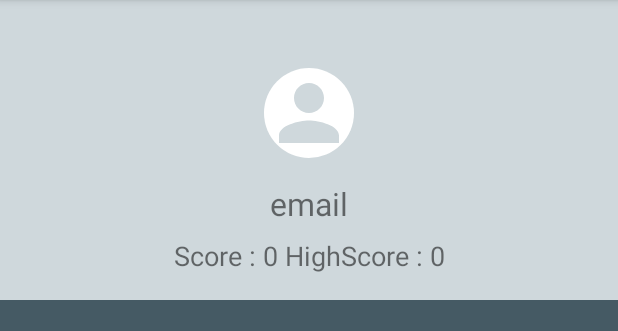
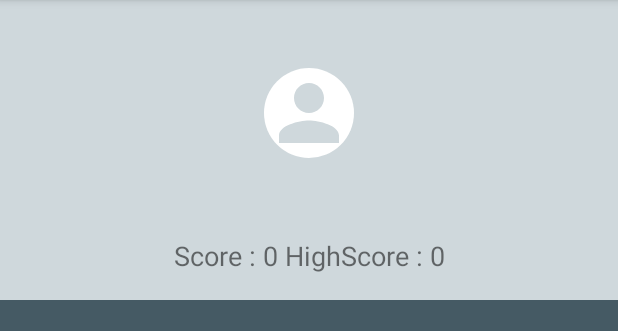
Before and after one commit to okanSerdaroglu/CardMatchingGame, an Android app: the MainFragment screen opened through its navigation route, on a phone screen of 412 x 824 dp, the part 84-415 px from its top. Run offline under Robolectric (Android 15) with nearby library versions, the phone set to English and light mode, and no system bars; our stand-ins replace Firebase (no records; nobody signed in at launch, a user with empty details on screens opened directly), data binding; libraries missing offline, so code that uses them is left out: androidx.navigation, androidx.navigation.fragment; 3 statements that could not run were skipped.

Commit message:
Login and register completed

```diff
--- a/app/build.gradle
+++ b/app/build.gradle
@@ -1,11 +1,9 @@
 apply plugin: 'com.android.application'
-
 apply plugin: 'kotlin-android'
-
 apply plugin: 'kotlin-android-extensions'
-
 apply plugin: "kotlin-kapt"
 apply plugin: 'com.google.gms.google-services'
+apply plugin: 'androidx.navigation.safeargs'
 
 
 android {
--- a/app/src/main/java/com/example/cardmatchinggame/model/User.kt
+++ b/app/src/main/java/com/example/cardmatchinggame/model/User.kt
@@ -1,6 +1,10 @@
 package com.example.cardmatchinggame.model
 
+import android.os.Parcelable
+import kotlinx.android.parcel.Parcelize
+
+@Parcelize
 data class User (
     var nickname: String,
     var password: String
-)
+) : Parcelable
--- a/app/src/main/java/com/example/cardmatchinggame/ui/home/MainFragment.kt
+++ b/app/src/main/java/com/example/cardmatchinggame/ui/home/MainFragment.kt
@@ -1,20 +1,75 @@
 package com.example.cardmatchinggame.ui.home
 
-import android.os.Bundle
-import android.view.LayoutInflater
-import android.view.View
-import android.view.ViewGroup
-import androidx.fragment.app.Fragment
+import androidx.databinding.ViewDataBinding
+import androidx.lifecycle.Observer
+import androidx.lifecycle.ViewModelProvider
+import androidx.navigation.fragment.NavHostFragment.findNavController
 import com.example.cardmatchinggame.R
+import com.example.cardmatchinggame.base.BaseFragment
+import com.example.cardmatchinggame.databinding.FragmentMainBinding
+import com.example.cardmatchinggame.helper.MainFragmentUtils
+import com.example.cardmatchinggame.model.User
+import com.example.cardmatchinggame.viewmodel.MainViewModel
 
-class MainFragment : Fragment() {
+class MainFragment : BaseFragment<FragmentMainBinding>() {
 
-    override fun onCreateView(
-        inflater: LayoutInflater,
-        container: ViewGroup?,
-        savedInstanceState: Bundle?
-    ): View? {
-        return inflater.inflate(R.layout.fragment_main,container,false)
+
+    private lateinit var binding: FragmentMainBinding
+    private var mainViewModel = MainViewModel()
+
+    val user: User? by lazy {
+        arguments?.let {
+            MainFragmentArgs.fromBundle(it).user
+        }
     }
 
+    override fun onBind(binding: ViewDataBinding) {
+        this.binding = binding as FragmentMainBinding
+        mainViewModel = ViewModelProvider(this)[MainViewModel::class.java]
+        binding.lifecycleOwner = this
+
+        user?.let {
+            MainFragmentUtils.getMainViewModel(it, mainViewModel)
+        }
+
+        binding.mainViewModel = mainViewModel
+
+        observePlayClicked()
+        observeLeaders()
+        observeAvatarClicked()
+    }
+
+    private fun observeAvatarClicked() {
+        mainViewModel.isAvatarClicked.observe(viewLifecycleOwner, Observer {
+            if (mainViewModel.isAvatarClicked.value!!) {
+                openAvatarDialog()
+            }
+        })
+    }
+
+    private fun openAvatarDialog() {
+
+    }
+
+    private fun observeLeaders() {
+        mainViewModel.isLeadersClicked.observe(viewLifecycleOwner, Observer {
+            if (mainViewModel.isLeadersClicked.value!!) {
+                val action = MainFragmentDirections.actionMainFragmentToLeadersFragment()
+                findNavController(this).navigate(action)
+            }
+        })
+    }
+
+    private fun observePlayClicked() {
+        mainViewModel.isPlayClicked.observe(viewLifecycleOwner, Observer {
+            if (mainViewModel.isPlayClicked.value!!) {
+                val action = MainFragmentDirections.actionMainFragmentToPlaygroundFragment()
+                findNavController(this).navigate(action)
+            }
+        })
+    }
+
+    override fun getLayoutId(): Int {
+        return R.layout.fragment_main
+    }
 }
--- /dev/null
+++ b/app/src/main/java/com/example/cardmatchinggame/ui/home/SplashFragment.kt
@@ -0,0 +1,30 @@
+package com.example.cardmatchinggame.ui.home
+
+
+import androidx.databinding.ViewDataBinding
+import androidx.navigation.fragment.NavHostFragment.findNavController
+import com.example.cardmatchinggame.R
+import com.example.cardmatchinggame.base.BaseFragment
+import com.example.cardmatchinggame.databinding.FragmentSplashBinding
+import com.example.cardmatchinggame.model.User
+import com.google.firebase.auth.FirebaseAuth
+
+class SplashFragment : BaseFragment<FragmentSplashBinding>() {
+
+    override fun onBind(binding: ViewDataBinding) {
+        val fireBaseUser = FirebaseAuth.getInstance().currentUser
+        if (fireBaseUser != null) {
+            val user = fireBaseUser.email?.let { User(it, "") }
+            val action = SplashFragmentDirections.actionSplashFragmentToMainFragment().also {
+                it.user = user
+            }
+            findNavController(this).navigate(action)
+        } else {
+            findNavController(this).navigate(SplashFragmentDirections.actionSplashFragmentToRegisterFragment())
+        }
+    }
+
+    override fun getLayoutId(): Int {
+        return R.layout.fragment_splash
+    }
+}
--- /dev/null
+++ b/app/src/main/java/com/example/cardmatchinggame/viewmodel/MainViewModel.kt
@@ -0,0 +1,30 @@
+package com.example.cardmatchinggame.viewmodel
+
+import android.view.View
+import androidx.lifecycle.MutableLiveData
+import androidx.lifecycle.ViewModel
+import com.example.cardmatchinggame.model.User
+
+class MainViewModel : ViewModel() {
+
+    lateinit var user : User
+
+    // Image
+    var avatarPath : MutableLiveData<String> = MutableLiveData()
+
+    var isPlayClicked : MutableLiveData<Boolean> = MutableLiveData(false)
+    var isLeadersClicked : MutableLiveData<Boolean> = MutableLiveData(false)
+    var isAvatarClicked : MutableLiveData<Boolean> = MutableLiveData(false)
+
+    fun avatarClicked(view : View) {
+        isAvatarClicked.value = true
+    }
+
+    fun playClicked(view : View) {
+        isPlayClicked.value = true
+    }
+
+    fun leadersClicked(view : View) {
+        isLeadersClicked.value = true
+    }
+}
--- a/app/src/main/res/layout/fragment_main.xml
+++ b/app/src/main/res/layout/fragment_main.xml
@@ -1,6 +1,13 @@
 <?xml version="1.0" encoding="utf-8"?>
-<androidx.constraintlayout.widget.ConstraintLayout xmlns:android="http://schemas.android.com/apk/res/android"
-    xmlns:app="http://schemas.android.com/apk/res-auto"
+<layout xmlns:android="http://schemas.android.com/apk/res/android"
+    xmlns:app="http://schemas.android.com/apk/res-auto">
+    <data>
+        <variable
+            name="mainViewModel"
+            type="com.example.cardmatchinggame.viewmodel.MainViewModel"/>
+
+    </data>
+    <androidx.constraintlayout.widget.ConstraintLayout
         android:layout_width="match_parent"
         android:layout_height="match_parent">
 
@@ -14,6 +21,7 @@
             app:layout_constraintTop_toTopOf="parent">
 
             <ImageView
+                android:onClick="@{mainViewModel::avatarClicked}"
                 android:id="@+id/imageViewUser"
                 android:layout_width="@dimen/margin_60"
                 android:layout_height="@dimen/margin_60"
@@ -31,7 +39,7 @@
                 android:layout_width="wrap_content"
                 android:layout_height="wrap_content"
                 android:layout_marginTop="@dimen/margin_16"
-            android:text="@string/nickname"
+                android:text="@{mainViewModel.user.nickname}"
                 android:textSize="@dimen/text_size_21"
                 app:layout_constraintEnd_toEndOf="@id/imageViewUser"
                 app:layout_constraintStart_toStartOf="@id/imageViewUser"
@@ -60,6 +68,7 @@
             app:layout_constraintTop_toBottomOf="@id/constraintLayoutHeader">
 
             <Button
+                android:onClick="@{mainViewModel::playClicked}"
                 android:id="@+id/buttonPlay"
                 android:layout_width="@dimen/margin_150"
                 android:layout_height="wrap_content"
@@ -72,6 +81,7 @@
                 app:layout_constraintTop_toTopOf="parent" />
 
             <Button
+                android:onClick="@{mainViewModel::leadersClicked}"
                 android:id="@+id/buttonLeaders"
                 android:layout_width="@dimen/margin_match_constraint"
                 android:layout_height="wrap_content"
@@ -86,3 +96,5 @@
         </androidx.constraintlayout.widget.ConstraintLayout>
 
     </androidx.constraintlayout.widget.ConstraintLayout>
+
+</layout>
--- a/app/src/main/res/layout/fragment_register.xml
+++ b/app/src/main/res/layout/fragment_register.xml
@@ -68,7 +68,7 @@
                 android:layout_marginBottom="@dimen/margin_16"
                 android:text="@string/register"
                 android:textColor="@color/color_white"
-                android:onClick="@{registerViewModel::onClick}"
+                android:onClick="@{registerViewModel::onClickRegister}"
                 android:textSize="@dimen/text_size_21"
                 app:layout_constraintBottom_toBottomOf="parent"
                 app:layout_constraintEnd_toEndOf="@id/editTextPassword"
--- a/app/src/main/res/navigation/navigation_graph.xml
+++ b/app/src/main/res/navigation/navigation_graph.xml
@@ -1,7 +1,9 @@
 <?xml version="1.0" encoding="utf-8"?>
 <navigation xmlns:android="http://schemas.android.com/apk/res/android"
-    xmlns:app="http://schemas.android.com/apk/res-auto" android:id="@+id/navigation_graph.xml"
-    app:startDestination="@id/playgroundFragment">
+    xmlns:app="http://schemas.android.com/apk/res-auto"
+    android:id="@+id/navigation_graph.xml"
+    app:startDestination="@id/splashFragment">
+
     <fragment
         android:id="@+id/registerFragment"
         android:name="com.example.cardmatchinggame.ui.register.RegisterFragment"
@@ -20,13 +22,34 @@
         <action
             android:id="@+id/action_mainFragment_to_leadersFragment"
             app:destination="@id/leadersFragment" />
+        <argument
+            android:name="user"
+            android:defaultValue="@null"
+            app:argType="com.example.cardmatchinggame.model.User"
+            app:nullable="true"/>
     </fragment>
     <fragment
         android:id="@+id/playgroundFragment"
         android:name="com.example.cardmatchinggame.ui.playground.PlaygroundFragment"
-        android:label="PlaygroundFragment" />
+        android:label="PlaygroundFragment" >
+        <action
+            android:id="@+id/action_playgroundFragment_to_mainFragment"
+            app:destination="@id/mainFragment" />
+    </fragment>
     <fragment
         android:id="@+id/leadersFragment"
         android:name="com.example.cardmatchinggame.ui.leaders.LeadersFragment"
         android:label="LeadersFragment" />
+
+    <fragment
+        android:id="@+id/splashFragment"
+        android:name="com.example.cardmatchinggame.ui.home.SplashFragment"
+        android:label="SplashFragment" >
+        <action
+            android:id="@+id/action_splashFragment_to_mainFragment"
+            app:destination="@id/mainFragment" />
+        <action
+            android:id="@+id/action_splashFragment_to_registerFragment"
+            app:destination="@id/registerFragment" />
+    </fragment>
 </navigation>
```
Also changed, not shown: app/src/main/java/com/example/cardmatchinggame/helper/MainFragmentUtils.kt (added, +12 -0 lines), app/src/main/java/com/example/cardmatchinggame/ui/register/RegisterFragment.kt (+18 -25 lines), app/src/main/java/com/example/cardmatchinggame/viewmodel/RegisterViewModel.kt (+23 -34 lines), app/src/main/res/layout/fragment_splash.xml (added, +9 -0 lines). Lines whose indentation alone changed are shown as unchanged.
